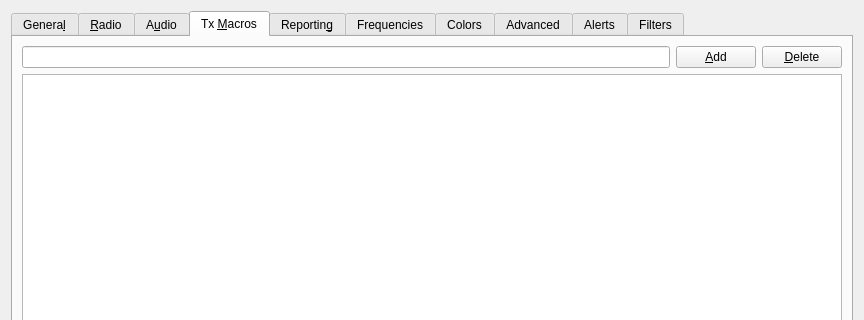
The window that Configuration.ui (WSJTX/wsjtx) describes before a commit, drawn with Qt 5; both pictures show x 0 to 864 and y 0 to 320 of the 864 by 716 pixel window.
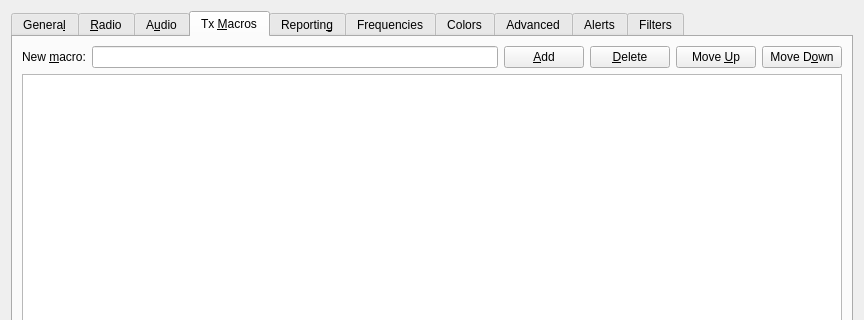
The same window after the commit. The open tabs and pages were chosen to show the change. Custom widgets are drawn as their Qt base class.

Commit message:
fix(settings): improve accessibility metadata
Add missing Settings label buddies, accessible names, and accessible descriptions so assistive technologies have better context for existing controls. Add keyboard-accessible Tx Macro reordering, improve Tx Macro list focus behavior, and make the visible Delete button consistent with the context-menu Delete action. Route relevant validation failures back to their Settings tab before focusing the invalid field.

What changed in the file:
```diff
--- a/Configuration.ui
+++ b/Configuration.ui
@@ -2103,24 +2103,67 @@
        <string>Canned free text messages setup</string>
       </attribute>
       <layout class="QGridLayout" name="gridLayout">
-       <item row="0" column="1">
+       <item row="0" column="0">
+        <widget class="QLabel" name="add_macro_label">
+         <property name="text">
+          <string>New &amp;macro:</string>
+         </property>
+         <property name="buddy">
+          <cstring>add_macro_line_edit</cstring>
+         </property>
+        </widget>
+       </item>
+       <item row="0" column="2">
         <widget class="QPushButton" name="add_macro_push_button">
          <property name="text">
           <string>&amp;Add</string>
          </property>
         </widget>
        </item>
-       <item row="0" column="0">
-        <widget class="QLineEdit" name="add_macro_line_edit"/>
+       <item row="0" column="1">
+        <widget class="QLineEdit" name="add_macro_line_edit">
+         <property name="accessibleName">
+          <string>New Tx macro message</string>
+         </property>
+         <property name="accessibleDescription">
+          <string>Enter a saved free-text message for the Tx5 dropdown. Free-text messages are limited to 13 characters including spaces.</string>
+         </property>
+        </widget>
        </item>
-       <item row="0" column="2">
+       <item row="0" column="3">
         <widget class="QPushButton" name="delete_macro_push_button">
          <property name="text">
           <string>&amp;Delete</string>
          </property>
         </widget>
        </item>
-       <item row="1" column="0" colspan="3">
+       <item row="0" column="4">
+        <widget class="QPushButton" name="move_macro_up_push_button">
+         <property name="text">
+          <string>Move &amp;Up</string>
+         </property>
+         <property name="accessibleName">
+          <string>Move Tx macro up</string>
+         </property>
+         <property name="accessibleDescription">
+          <string>Moves the selected Tx macro one position earlier in the list.</string>
+         </property>
+        </widget>
+       </item>
+       <item row="0" column="5">
+        <widget class="QPushButton" name="move_macro_down_push_button">
+         <property name="text">
+          <string>Move D&amp;own</string>
+         </property>
+         <property name="accessibleName">
+          <string>Move Tx macro down</string>
+         </property>
+         <property name="accessibleDescription">
+          <string>Moves the selected Tx macro one position later in the list.</string>
+         </property>
+        </widget>
+       </item>
+       <item row="1" column="0" colspan="6">
         <widget class="QListView" name="macros_list_view">
          <property name="contextMenuPolicy">
           <enum>Qt::ActionsContextMenu</enum>
```
Left out of the diff: 61 changed lines with no effect on the pictures. Lines whose indentation alone changed are shown as unchanged. The commit also changes 1 other file.
